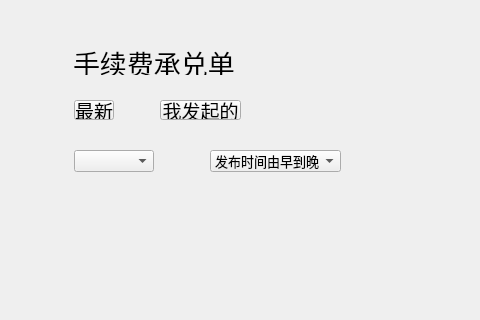
This is poundage/PoundageWidget.ui in HcashOrg/hx-indicator as Qt 5 draws it before an edit; both pictures show x 0 to 480 and y 0 to 320 of the 770 by 530 pixel window. The edited form follows.
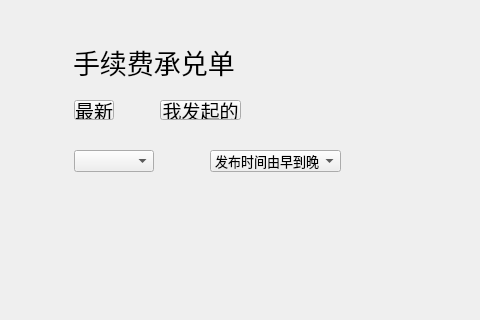
This is the edited form.

Diff of the .ui file:
```diff
--- a/poundage/PoundageWidget.ui
+++ b/poundage/PoundageWidget.ui
@@ -27,9 +27,9 @@
    <property name="geometry">
     <rect>
      <x>73</x>
-     <y>50</y>
+     <y>41</y>
      <width>201</width>
-     <height>25</height>
+     <height>41</height>
     </rect>
    </property>
    <property name="font">
```
